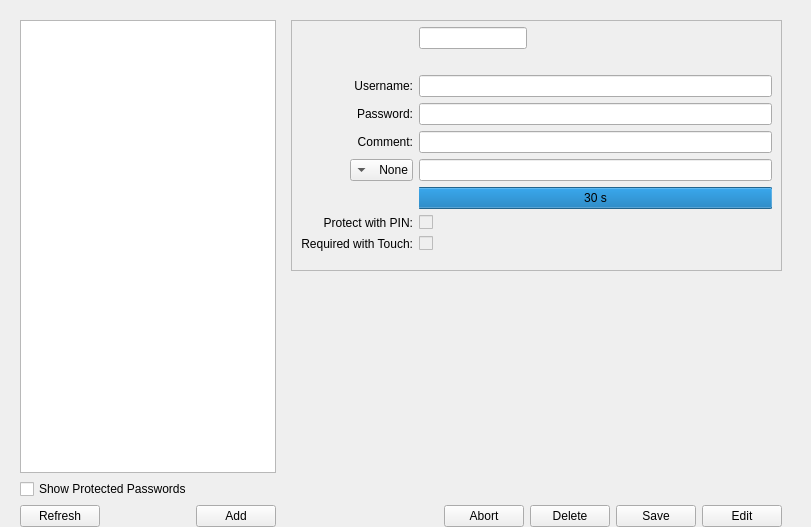
Old version of the form nitrokeyapp/ui/secrets_tab.ui in the repository Nitrokey/nitrokey-app2.
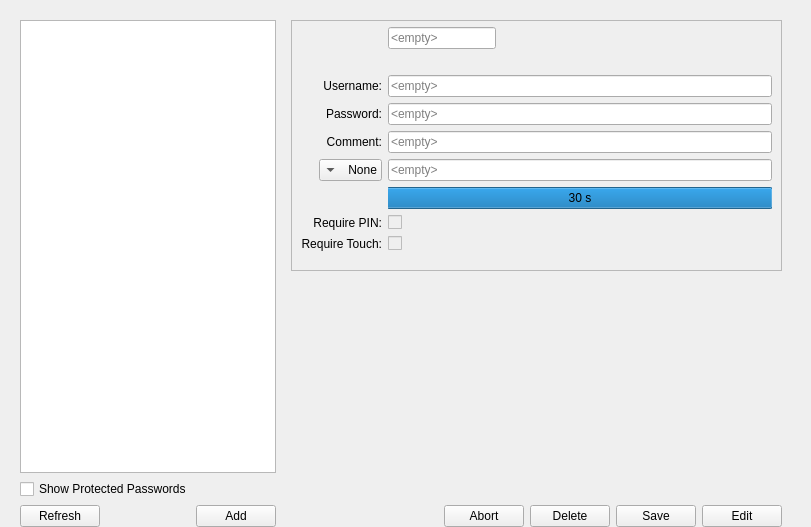
New version of the form. Icons and pictures are not drawn.

Commit message:
introduce new TouchIndicator
* add TouchIndicator for touch prompts
* pw-manager: fix touch vs. pin require add/view
* fix some exceptions with late/bad connections
* edit fully working
* actions cleanup

The edit to the form file:
```diff
--- a/nitrokeyapp/ui/secrets_tab.ui
+++ b/nitrokeyapp/ui/secrets_tab.ui
@@ -202,7 +202,7 @@
                  <enum>Qt::LeftToRight</enum>
                 </property>
                 <property name="text">
-                 <string>Protect with PIN:</string>
+                 <string>Require PIN:</string>
                 </property>
                 <property name="alignment">
                  <set>Qt::AlignRight|Qt::AlignTrailing|Qt::AlignVCenter</set>
@@ -223,6 +223,9 @@
                 <property name="dragEnabled">
                  <bool>true</bool>
                 </property>
+                <property name="placeholderText">
+                 <string>&lt;empty&gt;</string>
+                </property>
                 <property name="clearButtonEnabled">
                  <bool>false</bool>
                 </property>
@@ -236,6 +239,9 @@
                   <verstretch>0</verstretch>
                  </sizepolicy>
                 </property>
+                <property name="placeholderText">
+                 <string>&lt;empty&gt;</string>
+                </property>
                </widget>
               </item>
               <item row="3" column="1">
@@ -288,6 +294,9 @@
                 <property name="readOnly">
                  <bool>true</bool>
                 </property>
+                <property name="placeholderText">
+                 <string>&lt;empty&gt;</string>
+                </property>
                </widget>
               </item>
               <item row="8" column="2">
@@ -320,6 +329,9 @@
                 <property name="dragEnabled">
                  <bool>false</bool>
                 </property>
+                <property name="placeholderText">
+                 <string>&lt;empty&gt;</string>
+                </property>
                 <property name="clearButtonEnabled">
                  <bool>false</bool>
                 </property>
@@ -331,7 +343,7 @@
                  <enum>Qt::RightToLeft</enum>
                 </property>
                 <property name="text">
-                 <string>Required with Touch:</string>
+                 <string>Require Touch:</string>
                 </property>
                 <property name="alignment">
                  <set>Qt::AlignRight|Qt::AlignTrailing|Qt::AlignVCenter</set>
@@ -381,6 +393,9 @@
                   <verstretch>0</verstretch>
                  </sizepolicy>
                 </property>
+                <property name="placeholderText">
+                 <string>&lt;empty&gt;</string>
+                </property>
                </widget>
               </item>
               <item row="6" column="1">
```
The commit also changes 6 other files.
